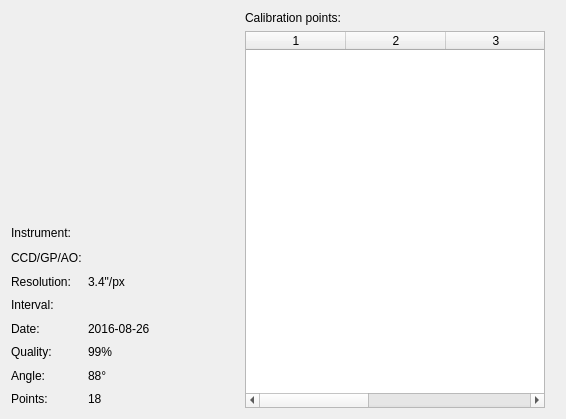
Qt form gui/snowgui/icegui/calibrationdetaildialog.ui (AndreasFMueller/AstroPhotography) before a commit.
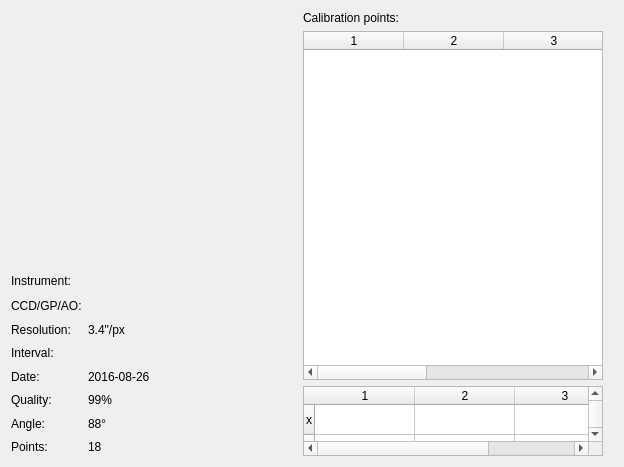
The same form after that commit. Custom widgets are drawn as their Qt base class.

Diff of the .ui file:
```diff
--- a/gui/snowgui/icegui/calibrationdetaildialog.ui
+++ b/gui/snowgui/icegui/calibrationdetaildialog.ui
@@ -6,8 +6,8 @@
    <rect>
     <x>0</x>
     <y>0</y>
-    <width>566</width>
-    <height>419</height>
+    <width>624</width>
+    <height>467</height>
    </rect>
   </property>
   <property name="windowTitle">
@@ -82,6 +82,43 @@
         <column/>
        </widget>
       </item>
+      <item>
+       <widget class="QTableWidget" name="coefficientTable">
+        <property name="minimumSize">
+         <size>
+          <width>300</width>
+          <height>70</height>
+         </size>
+        </property>
+        <property name="maximumSize">
+         <size>
+          <width>300</width>
+          <height>69</height>
+         </size>
+        </property>
+        <property name="rowCount">
+         <number>4</number>
+        </property>
+        <property name="columnCount">
+         <number>3</number>
+        </property>
+        <row>
+         <property name="text">
+          <string>x</string>
+         </property>
+        </row>
+        <row>
+         <property name="text">
+          <string>y</string>
+         </property>
+        </row>
+        <row/>
+        <row/>
+        <column/>
+        <column/>
+        <column/>
+       </widget>
+      </item>
      </layout>
      <zorder>calibrationpointsTable</zorder>
      <zorder>calibrationpointsLabel</zorder>
```
Left out of the diff: 3 changed lines with no effect on the pictures.
